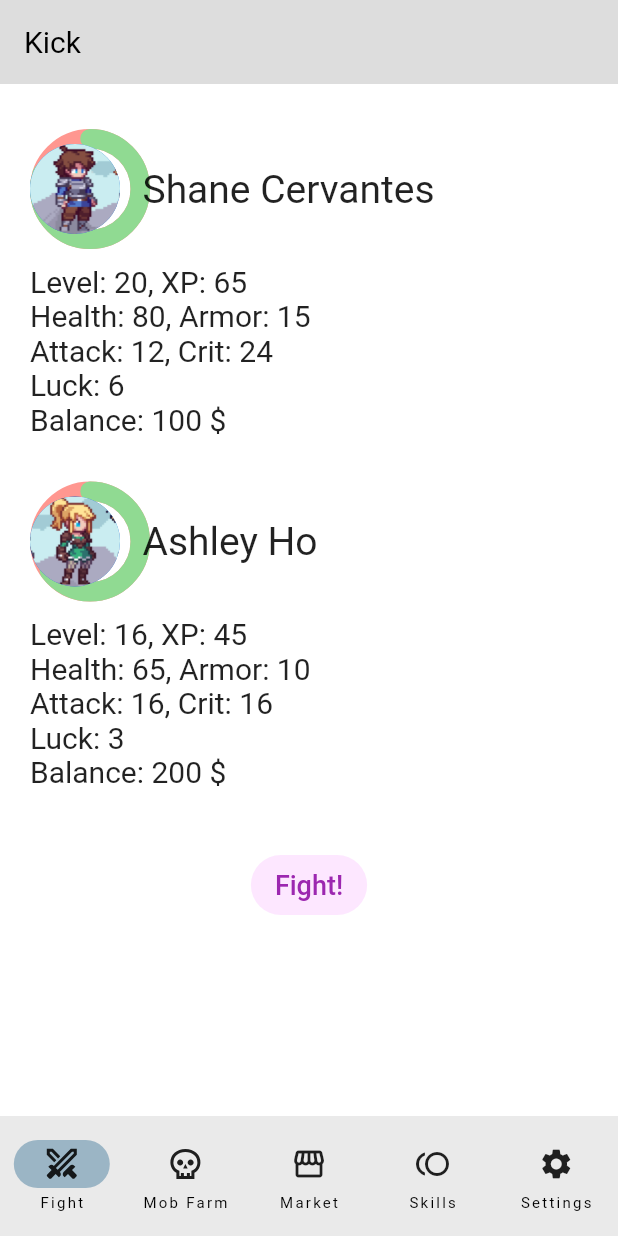
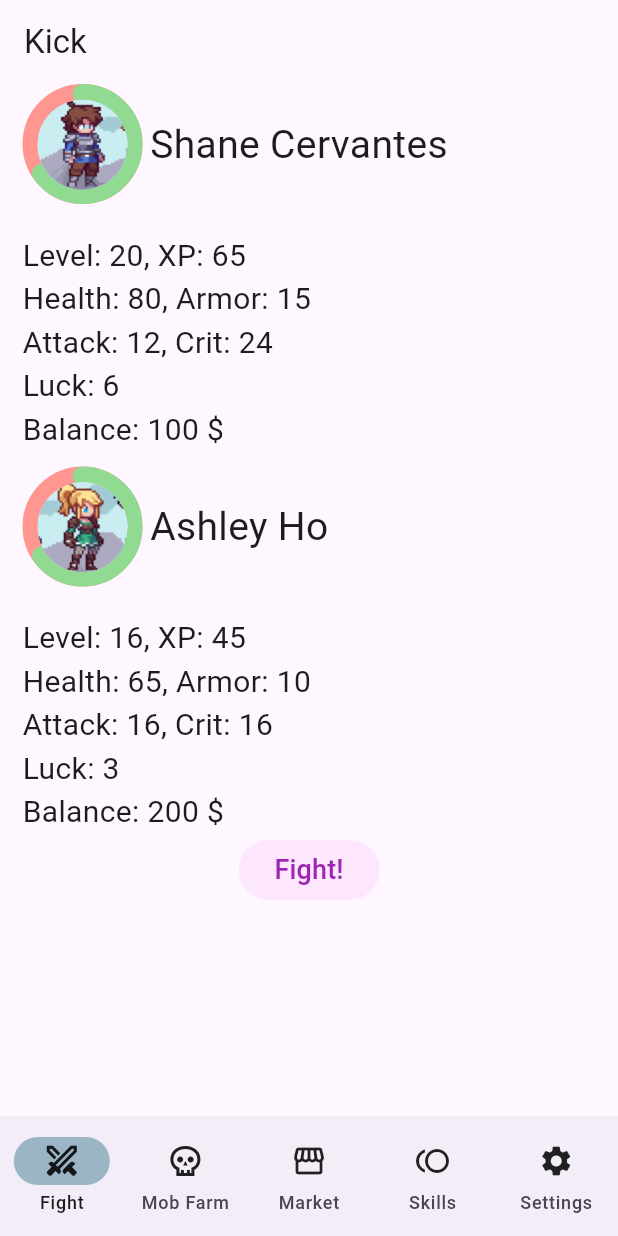
Before and after one commit to HDPK-Kharkiv-IT-Cluster-practice-2023/mobile_front, a Flutter app: the screen it shows after launch, on a phone screen of 412 x 824 dp. Run offline on Flutter 3.47's test engine with Material 2 defaults, Android fonts, the light colour scheme and no system bars; drawn by our look-alikes of percent_indicator; our stand-ins replace flutter_svg.

Commit message:
Dark mode, optimized elements layout on start page

```diff
--- a/lib/fighting_action.dart
+++ b/lib/fighting_action.dart
@@ -32,35 +32,37 @@ class FightingAction extends StatelessWidget {
         bottomOpacity: 0.0,
         elevation: 0.0,
       ),
-      body: Container(
-        padding: const EdgeInsets.all(20),
+      body: Column(
+          mainAxisAlignment: MainAxisAlignment.start,
+          crossAxisAlignment: CrossAxisAlignment.center,
+          children: [
+            Padding(
+              padding: EdgeInsetsDirectional.fromSTEB(15, 0, 15, 0),
               child: Column(
                 key: key,
                 mainAxisAlignment: MainAxisAlignment.start,
                 crossAxisAlignment: CrossAxisAlignment.start,
                 children: [
                   Padding(
-              // Character1 avatar, Name, Healthbar padding.
-              padding: EdgeInsetsDirectional.fromSTEB(0, 0, 0, 0),
-              child: Stack(
-                children: [
-                  Padding(
-                    padding: EdgeInsetsDirectional.fromSTEB(0, 10, 292, 0),
-                    child: CircularPercentIndicator(
+                    padding: EdgeInsetsDirectional.fromSTEB(0, 0, 0, 20),
+                    child: Stack(children: [
+                      CircularPercentIndicator(
                         radius: 40.0,
                         lineWidth: 13.0,
                         animation: true,
-                      percent: 0.8,
+                        percent: 0.65,
                         circularStrokeCap: CircularStrokeCap.round,
                         progressColor: Color.fromARGB(255, 144, 218, 146),
-                      backgroundColor: const Color.fromARGB(255, 255, 151, 144),
-                    ),
+                        backgroundColor:
+                            const Color.fromARGB(255, 255, 151, 144),
                       ),
                       Padding(
-                    padding: EdgeInsetsDirectional.fromSTEB(0, 20, 0, 20),
-                    child: Row(children: [
+                        padding: EdgeInsetsDirectional.fromSTEB(10, 7, 0, 0),
+                        child: Row(
+                          children: [
                             CircleAvatar(
-                        backgroundImage: AssetImage("assets/character2.png"),
+                              backgroundImage:
+                                  AssetImage("assets/character2.png"),
                               radius: 30,
                             ),
                             Padding(
@@ -70,10 +72,10 @@ class FightingAction extends StatelessWidget {
                                 style: TextStyle(fontSize: 26),
                               ),
                             ),
-                    ]),
-                  ),
                           ],
                         ),
+                      )
+                    ]),
                   ),
                   Text(
                     'Level: 20, XP: 65',
@@ -97,26 +99,30 @@ class FightingAction extends StatelessWidget {
                   ),
                   Padding(
                     // Character2 avatar, Name, Healthbar padding.
-              padding: EdgeInsetsDirectional.fromSTEB(0, 20, 0, 0),
+                    padding: EdgeInsetsDirectional.fromSTEB(0, 10, 0, 0),
                     child: Stack(
                       children: [
                         Padding(
-                    padding: EdgeInsetsDirectional.fromSTEB(0, 10, 292, 0),
-                    child: CircularPercentIndicator(
+                          padding: EdgeInsetsDirectional.fromSTEB(0, 0, 0, 20),
+                          child: Stack(children: [
+                            CircularPercentIndicator(
                               radius: 40.0,
                               lineWidth: 13.0,
                               animation: true,
                               percent: 0.65,
                               circularStrokeCap: CircularStrokeCap.round,
                               progressColor: Color.fromARGB(255, 144, 218, 146),
-                      backgroundColor: const Color.fromARGB(255, 255, 151, 144),
-                    ),
+                              backgroundColor:
+                                  const Color.fromARGB(255, 255, 151, 144),
                             ),
                             Padding(
-                    padding: EdgeInsetsDirectional.fromSTEB(0, 20, 0, 20),
-                    child: Row(children: [
+                              padding:
+                                  EdgeInsetsDirectional.fromSTEB(10, 7, 0, 0),
+                              child: Row(
+                                children: [
                                   CircleAvatar(
-                        backgroundImage: AssetImage("assets/character1.png"),
+                                    backgroundImage:
+                                        AssetImage("assets/character1.png"),
                                     radius: 30,
                                   ),
                                   Padding(
@@ -126,6 +132,9 @@ class FightingAction extends StatelessWidget {
                                       style: TextStyle(fontSize: 26),
                                     ),
                                   ),
+                                ],
+                              ),
+                            )
                           ]),
                         ),
                       ],
@@ -151,14 +160,17 @@ class FightingAction extends StatelessWidget {
                     'Balance: 200 \$',
                     style: TextStyle(fontSize: 20),
                   ),
+                ],
+              ),
+            ),
+            Column(
+              children: [
                 Container(
-              alignment: Alignment.bottomCenter,
-              padding: EdgeInsetsDirectional.fromSTEB(0, 40, 0, 0),
                   child: FilledButton(
                     onPressed: () {},
                     style: FilledButton.styleFrom(
-                  backgroundColor:
-                      Color.fromARGB(255, 253, 231, 255), // Background color
+                      backgroundColor: Color.fromARGB(
+                          255, 253, 231, 255), // Background color
                     ),
                     child: const Text(
                       'Fight!',
@@ -168,7 +180,7 @@ class FightingAction extends StatelessWidget {
                 ),
               ],
             ),
-      ),
+          ]),
     );
   }
 }
--- a/lib/main.dart
+++ b/lib/main.dart
@@ -17,8 +17,8 @@ class NavigationBarApp extends StatelessWidget {
   @override
   Widget build(BuildContext context) {
     return MaterialApp(
-      theme: lightTheme,
-      darkTheme: ThemeData.dark(),
+      theme: ThemeData.light(useMaterial3: true),
+      darkTheme: ThemeData.dark(useMaterial3: true),
 
       home: NavigationExample(),
       debugShowCheckedModeBanner: false, // Set this to false
--- a/lib/mob_fighting.dart
+++ b/lib/mob_fighting.dart
@@ -16,7 +16,7 @@ class FightingMobs extends StatelessWidget {
         elevation: 0.0,
       ),
       body: Container(
-        padding: const EdgeInsets.all(20),
+        padding: const EdgeInsetsDirectional.fromSTEB(20, 0, 20, 20),
         child: Column(
           key: key,
           mainAxisAlignment: MainAxisAlignment.start,
@@ -28,7 +28,7 @@ class FightingMobs extends StatelessWidget {
               child: Stack(
                 children: [
                   Padding(
-                    padding: EdgeInsetsDirectional.fromSTEB(0, 10, 292, 0),
+                    padding: EdgeInsetsDirectional.fromSTEB(0, 0, 292, 0),
                     child: CircularPercentIndicator(
                       radius: 40.0,
                       lineWidth: 13.0,
@@ -40,7 +40,7 @@ class FightingMobs extends StatelessWidget {
                     ),
                   ),
                   Padding(
-                    padding: EdgeInsetsDirectional.fromSTEB(0, 20, 0, 20),
+                    padding: EdgeInsetsDirectional.fromSTEB(0, 7, 0, 20),
                     child: Row(children: [
                       CircleAvatar(
                         backgroundImage: AssetImage("assets/character2.png"),
@@ -84,7 +84,7 @@ class FightingMobs extends StatelessWidget {
               child: Stack(
                 children: [
                   Padding(
-                    padding: EdgeInsetsDirectional.fromSTEB(0, 10, 292, 0),
+                    padding: EdgeInsetsDirectional.fromSTEB(0, 13, 293, 0),
                     child: CircularPercentIndicator(
                       radius: 40.0,
                       lineWidth: 13.0,
@@ -132,7 +132,7 @@ class FightingMobs extends StatelessWidget {
             ),
             Container(
               alignment: Alignment.bottomCenter,
-              padding: EdgeInsetsDirectional.fromSTEB(0, 65, 0, 0),
+              padding: EdgeInsetsDirectional.fromSTEB(0, 43, 0, 0),
               child: FilledButton(
                 onPressed: () {},
                 style: FilledButton.styleFrom(
```
Lines whose indentation alone changed are shown as unchanged.
